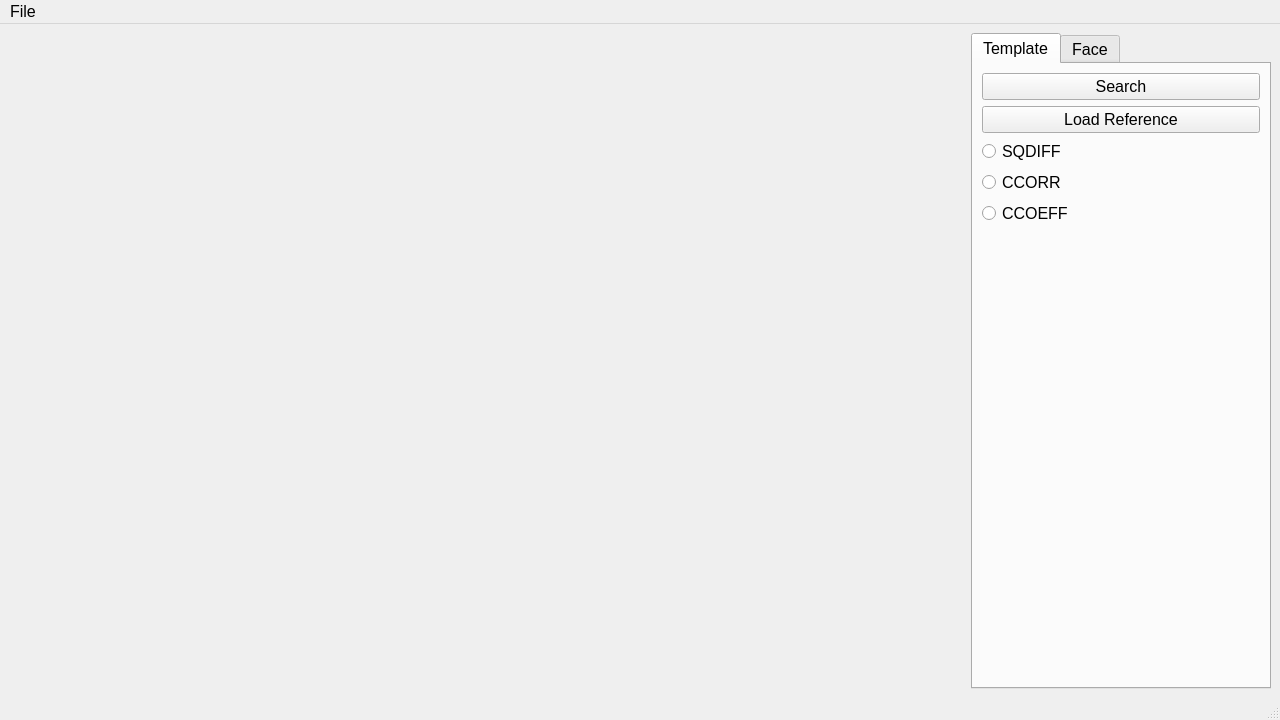
Qt form mainwindow.ui (43hk/ObjectExtract) before a commit.
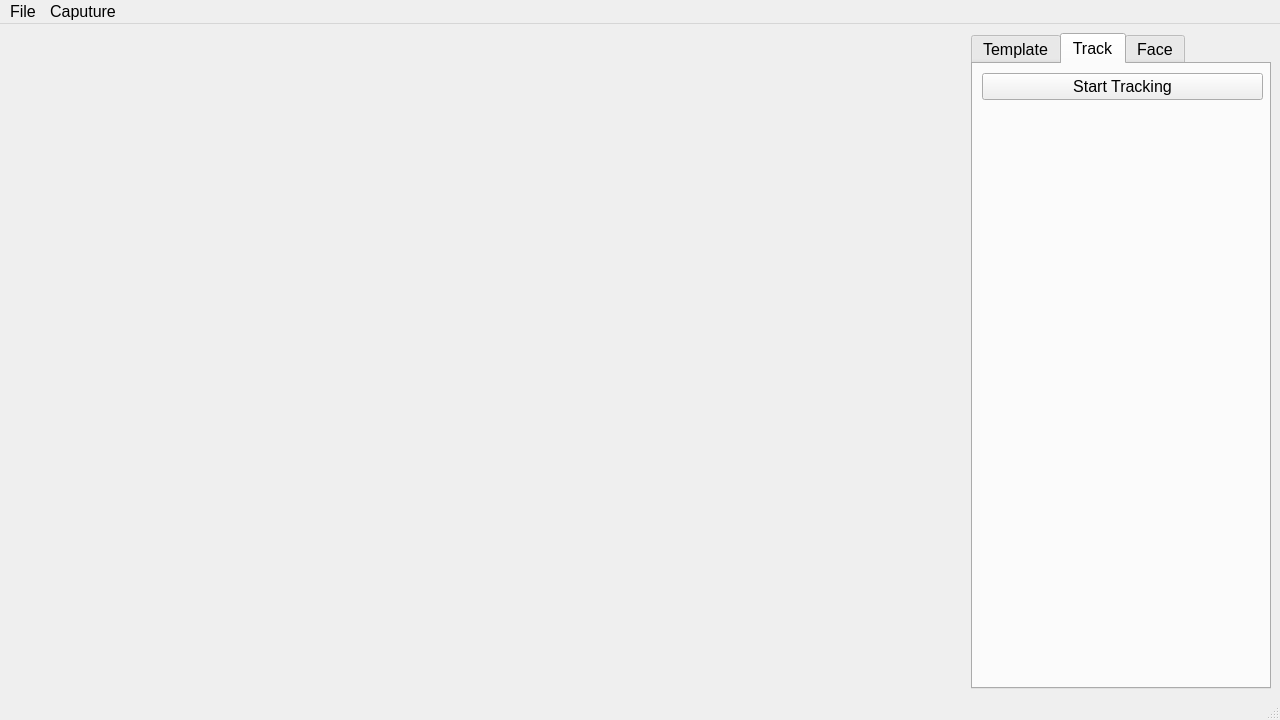
The same form after that commit.

Diff of the .ui file:
```diff
--- a/mainwindow.ui
+++ b/mainwindow.ui
@@ -60,7 +60,7 @@
        </font>
       </property>
       <property name="currentIndex">
-       <number>0</number>
+       <number>1</number>
       </property>
       <widget class="QWidget" name="Template">
        <attribute name="title">
@@ -76,15 +76,6 @@
             </property>
            </widget>
           </item>
-          <item>
-           <widget class="QPushButton" name="LoadRefButton1">
-            <property name="text">
-             <string>Load Reference</string>
-            </property>
-           </widget>
-          </item>
-          <item>
-           <layout class="QVBoxLayout" name="verticalLayout">
             <item>
              <widget class="QRadioButton" name="SQDIFButton">
               <property name="text">
@@ -122,8 +113,43 @@
            </layout>
           </item>
          </layout>
-        </item>
-       </layout>
+      </widget>
+      <widget class="QWidget" name="Track">
+       <attribute name="title">
+        <string>Track</string>
+       </attribute>
+       <widget class="QWidget" name="verticalLayoutWidget_2">
+        <property name="geometry">
+         <rect>
+          <x>9</x>
+          <y>9</y>
+          <width>281</width>
+          <height>621</height>
+         </rect>
+        </property>
+        <layout class="QVBoxLayout" name="verticalLayout_5">
+         <item>
+          <widget class="QPushButton" name="StartTrackingButton">
+           <property name="text">
+            <string>Start Tracking</string>
+           </property>
+          </widget>
+         </item>
+         <item>
+          <spacer name="verticalSpacer_3">
+           <property name="orientation">
+            <enum>Qt::Orientation::Vertical</enum>
+           </property>
+           <property name="sizeHint" stdset="0">
+            <size>
+             <width>20</width>
+             <height>40</height>
+            </size>
+           </property>
+          </spacer>
+         </item>
+        </layout>
+       </widget>
       </widget>
       <widget class="QWidget" name="Face">
        <attribute name="title">
@@ -191,9 +217,17 @@
     </property>
     <addaction name="actionLoad"/>
     <addaction name="actionSave"/>
-    <addaction name="actionCapture"/>
+    <addaction name="actionReference"/>
+   </widget>
+   <widget class="QMenu" name="menuCaputure">
+    <property name="title">
+     <string>Caputure</string>
+    </property>
+    <addaction name="actionReference_2"/>
+    <addaction name="actionMain"/>
    </widget>
    <addaction name="menuFile"/>
+   <addaction name="menuCaputure"/>
   </widget>
   <widget class="QStatusBar" name="statusbar"/>
   <action name="actionLoad">
```
Left out of the diff: 29 changed lines with no effect on the pictures. Lines whose indentation alone changed are shown as unchanged.
